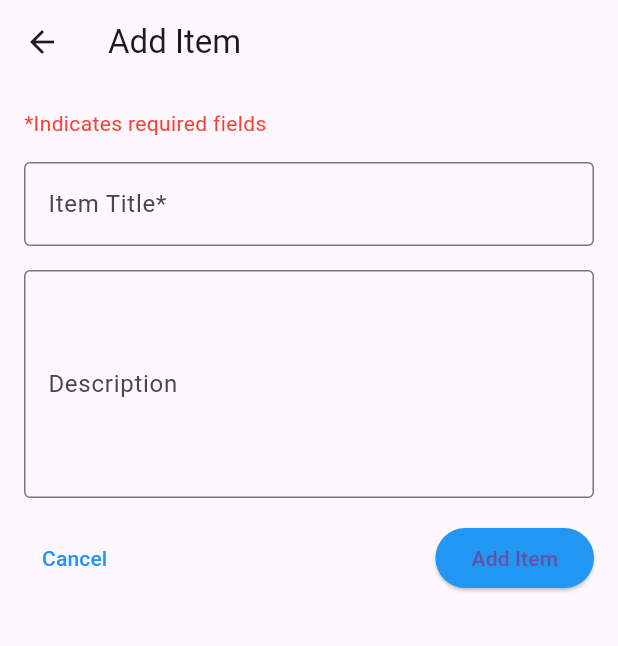
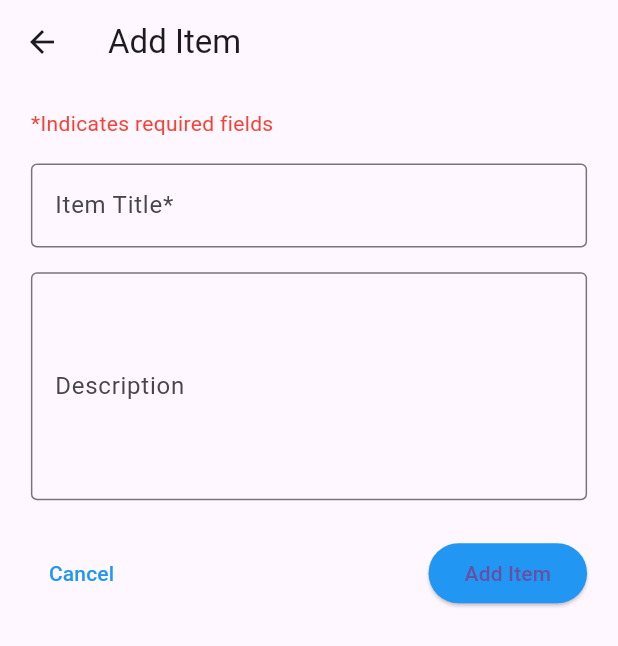
Before and after one commit to Reagandennis/testapp_note, a Flutter app: the screen it shows after launch, after a tap on the "delete" icon, after a tap on "New", on a phone screen of 412 x 824 dp. Shown: the top 646 px of the screen. Run offline on Flutter 3.47's test engine with Material 3 defaults, Android fonts, the phone set to English and light mode, and no system bars.

Commit message:
added responsiveness

```diff
--- a/lib/add_item_form.dart
+++ b/lib/add_item_form.dart
@@ -25,12 +25,19 @@ class _AddItemFormState extends State<AddItemForm> {
 
   @override
   Widget build(BuildContext context) {
+    final screenHeight = MediaQuery.of(context).size.height;
+    final screenWidth = MediaQuery.of(context).size.width;
+
     return Scaffold(
       appBar: AppBar(
         title: Text('Add Item'),
       ),
       body: Padding(
-        padding: const EdgeInsets.all(16.0),
+        padding: EdgeInsets.symmetric(
+          horizontal: screenWidth * 0.05,
+          vertical: screenHeight * 0.02,
+        ),
+        child: SingleChildScrollView(
           child: Column(
             crossAxisAlignment: CrossAxisAlignment.start,
             children: [
@@ -38,7 +45,7 @@ class _AddItemFormState extends State<AddItemForm> {
                 '*Indicates required fields',
                 style: TextStyle(color: Colors.red),
               ),
-            SizedBox(height: 16.0),
+              SizedBox(height: screenHeight * 0.02),
               TextField(
                 controller: _titleController,
                 decoration: InputDecoration(
@@ -46,7 +53,7 @@ class _AddItemFormState extends State<AddItemForm> {
                   border: OutlineInputBorder(),
                 ),
               ),
-            SizedBox(height: 16.0),
+              SizedBox(height: screenHeight * 0.02),
               TextField(
                 controller: _descriptionController,
                 decoration: InputDecoration(
@@ -55,7 +62,7 @@ class _AddItemFormState extends State<AddItemForm> {
                 ),
                 maxLines: 5,
               ),
-            SizedBox(height: 16.0),
+              SizedBox(height: screenHeight * 0.03),
               Row(
                 mainAxisAlignment: MainAxisAlignment.spaceBetween,
                 children: [
@@ -80,6 +87,7 @@ class _AddItemFormState extends State<AddItemForm> {
             ],
           ),
         ),
+      ),
     );
   }
 }
--- a/lib/main.dart
+++ b/lib/main.dart
@@ -73,6 +73,7 @@ class _ItemListScreenState extends State<ItemListScreen> {
             icon: Row(
               children: [
                 Icon(Icons.add),
+                SizedBox(width: 5), // Added spacing between icon and text
                 Text('New'),
               ],
             ),
@@ -84,7 +85,10 @@ class _ItemListScreenState extends State<ItemListScreen> {
         itemCount: _items.length,
         itemBuilder: (context, index) {
           return Card(
-            margin: EdgeInsets.all(10.0),
+            margin: EdgeInsets.symmetric(
+              horizontal: MediaQuery.of(context).size.width * 0.05,
+              vertical: 10.0,
+            ),
             child: ListTile(
               title: Text(_items[index]['title']!),
               subtitle: Text(_items[index]['description']!),
```
Lines whose indentation alone changed are shown as unchanged.
